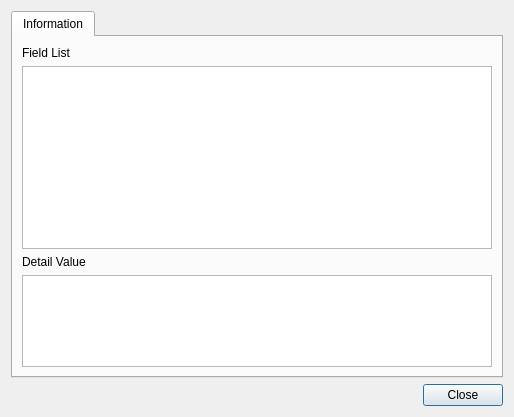
Before: the Qt Designer form BerEditor/cert_info_dlg.ui in jykim74/BerEditor, drawn with Qt 5.
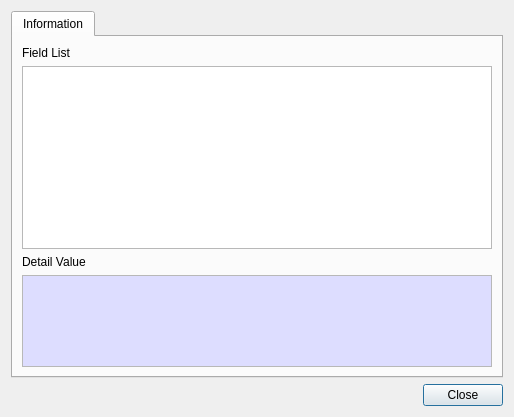
After: the same form once the commit is applied.

The edit to the form file:
```diff
--- a/BerEditor/cert_info_dlg.ui
+++ b/BerEditor/cert_info_dlg.ui
@@ -49,6 +49,43 @@
            <height>100</height>
           </size>
          </property>
+         <property name="palette">
+          <palette>
+           <active>
+            <colorrole role="Base">
+             <brush brushstyle="SolidPattern">
+              <color alpha="255">
+               <red>221</red>
+               <green>221</green>
+               <blue>255</blue>
+              </color>
+             </brush>
+            </colorrole>
+           </active>
+           <inactive>
+            <colorrole role="Base">
+             <brush brushstyle="SolidPattern">
+              <color alpha="255">
+               <red>221</red>
+               <green>221</green>
+               <blue>255</blue>
+              </color>
+             </brush>
+            </colorrole>
+           </inactive>
+           <disabled>
+            <colorrole role="Base">
+             <brush brushstyle="SolidPattern">
+              <color alpha="255">
+               <red>240</red>
+               <green>240</green>
+               <blue>240</blue>
+              </color>
+             </brush>
+            </colorrole>
+           </disabled>
+          </palette>
+         </property>
          <property name="readOnly">
           <bool>true</bool>
          </property>
```
